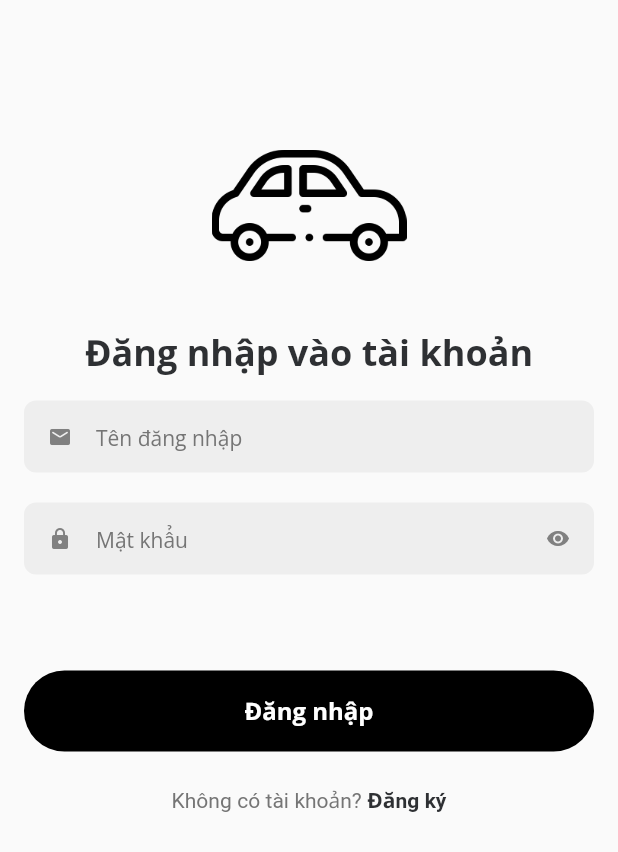
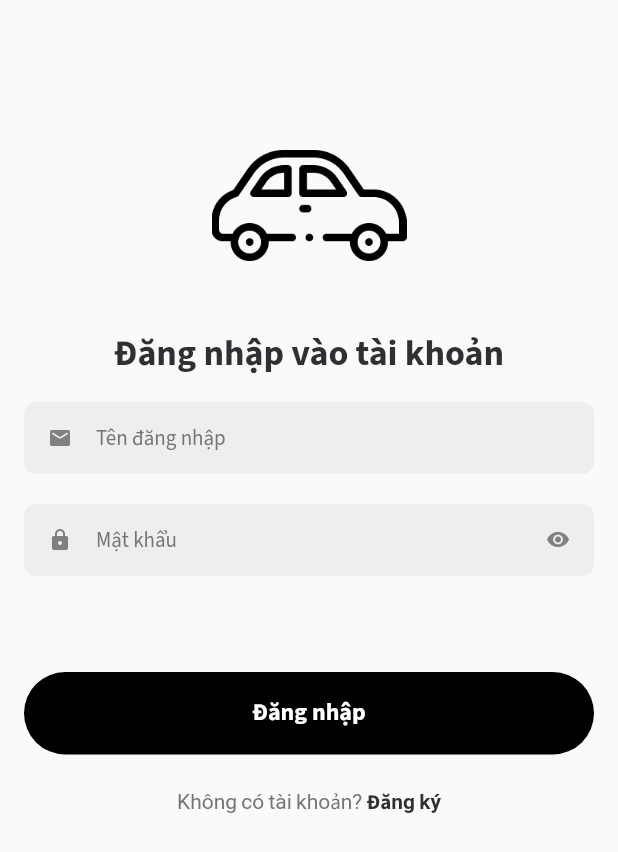
Before and after one commit to votatntai/Car-Rental-Mobile-For-Customer, a Flutter app: the screen it shows after launch, on a phone screen of 412 x 824 dp. Shown: the top 852 px of the screen. Run offline on Flutter 3.47's test engine with Material 2 defaults, Android fonts, the phone set to English and light mode, and no system bars; our stand-ins replace bloc, cached_network_image, dio, firebase_core, firebase_messaging, flutter_bloc and 15 more; missing offline and left inert: flutter_inappwebview; accounts and stored records are empty.

Commit message:
change font

```diff
--- a/lib/commons/constants/theme.dart
+++ b/lib/commons/constants/theme.dart
@@ -12,5 +12,5 @@ ThemeData lightTheme = ThemeData(
       statusBarColor: CustomColors.white,
     ),
   ),
-  fontFamily: GoogleFonts.openSans().fontFamily,
+  fontFamily: GoogleFonts.sourceSansPro().fontFamily,
 );
```
